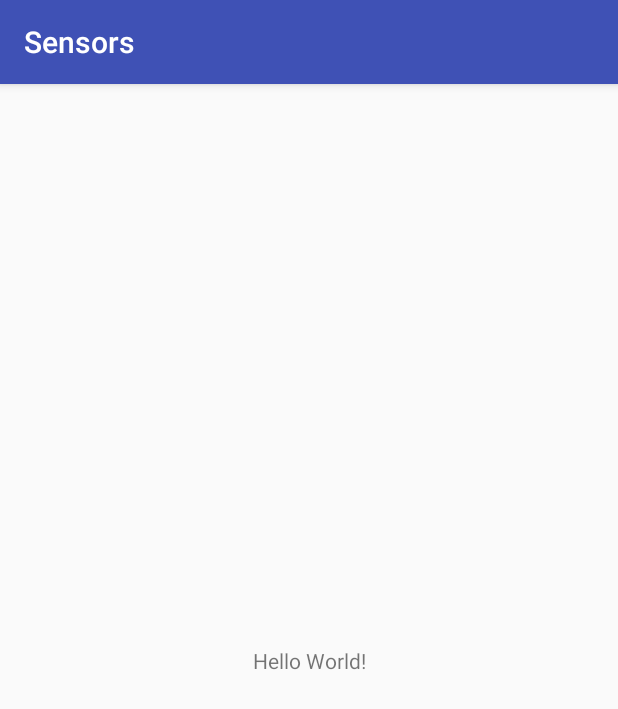
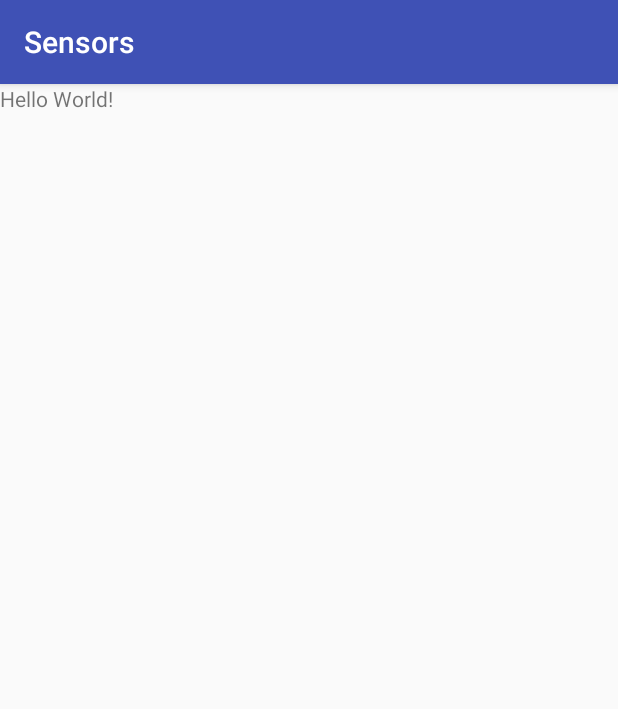
Before and after one commit to Rishabhk07/sensors, an Android app: the screen it shows after launch (MainActivity), on a phone screen of 412 x 824 dp. Shown: the top 709 px of the screen. Run offline under Robolectric (Android 15) with nearby library versions, the phone set to English and light mode, and no system bars.

```diff
--- a/app/src/main/res/layout/activity_main.xml
+++ b/app/src/main/res/layout/activity_main.xml
@@ -1,5 +1,6 @@
 <?xml version="1.0" encoding="utf-8"?>
-<android.support.constraint.ConstraintLayout xmlns:android="http://schemas.android.com/apk/res/android"
+<RelativeLayout xmlns:android="http://schemas.android.com/apk/res/android"
+    android:id="@+id/relativeLayout"
     xmlns:app="http://schemas.android.com/apk/res-auto"
     xmlns:tools="http://schemas.android.com/tools"
     android:layout_width="match_parent"
@@ -15,4 +16,4 @@
         app:layout_constraintRight_toRightOf="parent"
         app:layout_constraintTop_toTopOf="parent" />
 
-</android.support.constraint.ConstraintLayout>
+</RelativeLayout>
```
Also changed, not shown: app/src/main/java/me/rishabhkhanna/sensors/MainActivity.java (+29 -4 lines).
